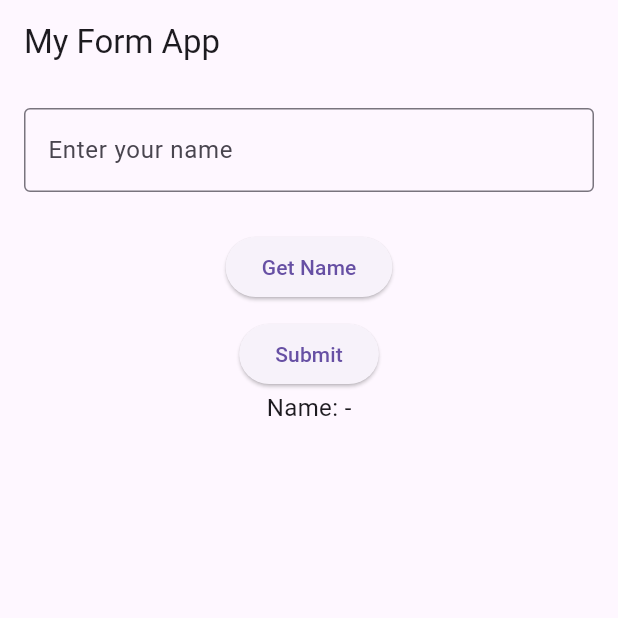
After one commit to Destkaa/Belajar-Flutter, a Flutter app: the screen it shows after launch, after a tap on "Pergi ke Formulir", on a phone screen of 412 x 824 dp, the top half of it. The commit adds this screen. Run offline on Flutter 3.47's test engine with Material 3 defaults, Android fonts, the phone set to English and light mode, and no system bars; our stand-ins replace flutter_svg; network calls fail.

Commit message:
Formulir

```diff
--- a/lib/main.dart
+++ b/lib/main.dart
@@ -31,6 +31,8 @@ import 'package:rpl2/pages/about_page.dart';
 
 import 'package:rpl2/routes/app_routes.dart';
 
+import 'package:rpl2/pages/formulir.dart';
+
 void main() {
   runApp(const MyApp());
 }
@@ -39,12 +41,13 @@ class MyApp extends StatelessWidget {
   const MyApp({super.key});
 
   @override
+
   Widget build(BuildContext context) {
     return MaterialApp(
       debugShowCheckedModeBanner: false,
       initialRoute: '/',
       routes: AppRoutes.routes,
-      // home: BerandaInstagram(),
+      // home: formulir(),
     );
   }
 }
--- /dev/null
+++ b/lib/pages/formulir.dart
@@ -0,0 +1,81 @@
+import 'package:flutter/material.dart';
+
+class Formulir extends StatefulWidget {
+   Formulir({super.key});
+
+  @override
+  State<Formulir> createState() => _FormulirState();
+}
+
+class _FormulirState extends State<Formulir> {
+  //memberikan akses global key untuk formulir
+  final _formKey = GlobalKey<FormState>();
+  // memberi variable (wadah) untuk textfield
+  final TextEditingController _nameController = TextEditingController();
+  String _OutputName = '';
+
+  @override
+  void dispose() {
+  // setelah di submit nilai dari textfield akan terhapus
+    _nameController.dispose();
+    super.dispose();
+  }
+
+  void _submitForm() {
+    //In a real app, you would typically send the form data to a server.
+    print('Nama Lengkap: ${_nameController.text}');
+    ScaffoldMessenger.of(context).showSnackBar(
+      SnackBar(content: Text("Nama Lengkap: ${_nameController.text}")),
+    );
+    setState(() {
+      _OutputName = _nameController.text;
+    });
+    // dispose();
+  }
+
+  @override
+  Widget build(BuildContext context) {
+    return MaterialApp(
+      home: Scaffold(
+        appBar: AppBar(title: const Text('My Form App')),
+        body: Center(
+          child: Form(
+            key: _formKey,
+            child: Column(
+              children: [
+                Padding(
+                  padding: EdgeInsets.all(16.0),
+                  child: TextFormField(
+                    controller: _nameController,
+                    decoration: InputDecoration(
+                      labelText: 'Enter your name',
+                      border: OutlineInputBorder(),
+                    ),
+                  ),
+                ),
+                const SizedBox(height: 10,),
+                ElevatedButton(
+                  onPressed: () {
+                    print('Name: ${_nameController.text}');
+                  },
+                  child: const Text('Get Name'),
+                ),
+                const SizedBox(height: 10,),
+                ElevatedButton(
+                  onPressed: () {
+                    _submitForm();
+                  },
+                  child: const Text('Submit'),
+                ),
+                Text(
+                  'Name: ${_OutputName.isEmpty ? "-" : _OutputName}',
+                  style: const TextStyle(fontSize: 16),
+                )
+              ],
+            ),
+          ),
+        ),
+      ),
+    );
+  }
+}
--- a/lib/pages/home_page.dart
+++ b/lib/pages/home_page.dart
@@ -1,5 +1,6 @@
 import 'package:flutter/material.dart';
 import 'package:rpl2/list_grid_view/Instagram.dart';
+import 'package:rpl2/pages/formulir.dart';
 import 'about_page.dart';
 import 'package:rpl2/list_grid_view/ListView.dart';
 import 'package:rpl2/list_grid_view/GridView.basic.dart';
@@ -69,6 +70,19 @@ class HomePage extends StatelessWidget {
             },
             child: const Text('Pergi ke Instagram'),
           ),
+          ElevatedButton(
+            onPressed: () {
+              Navigator.push(
+                context,
+                MaterialPageRoute(
+                  builder: (context) {
+                    return Formulir();
+                  },
+                ),
+              );
+            },
+            child: const Text('Pergi ke Formulir'),
+          ),
         ],
       ),
     );
--- a/lib/routes/app_routes.dart
+++ b/lib/routes/app_routes.dart
@@ -2,15 +2,19 @@ import 'package:flutter/material.dart';
 import 'package:rpl2/pages/home_page.dart';
 import 'package:rpl2/pages/about_page.dart';
 import 'package:rpl2/list_grid_view/Instagram.dart';
+import 'package:rpl2/pages/formulir.dart';
 
 class AppRoutes {
   static const String home = '/';
   static const String about = '/about';
   static const String Instagram = '/Instagram';
+  static const String formulir = '/formulir';
 
   static final Map<String, WidgetBuilder> routes = {
     home: (context) => HomePage(),
     about: (context) => AboutPage(),
     Instagram: (context) => BerandaInstagram(),
+    formulir: (context) => Formulir(),
+
   };
 }
```
